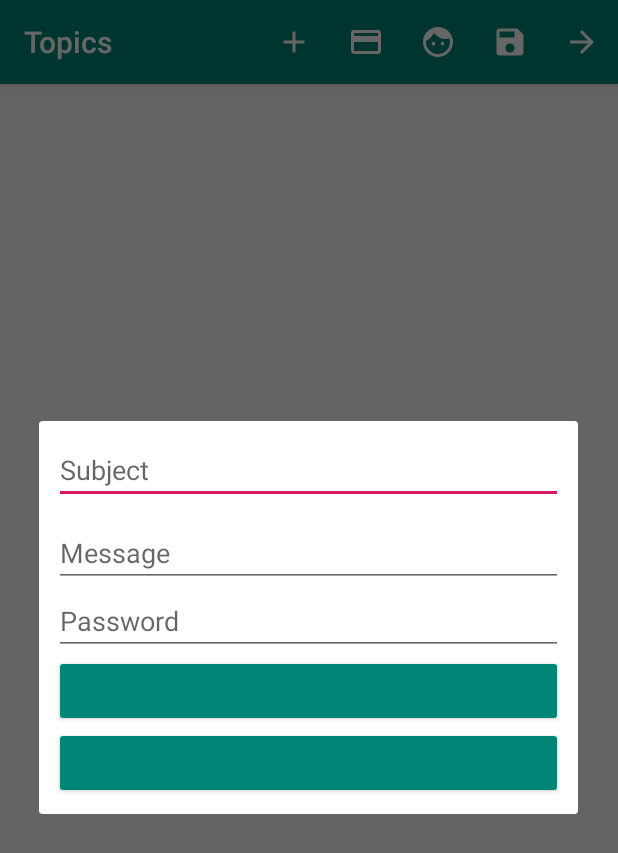
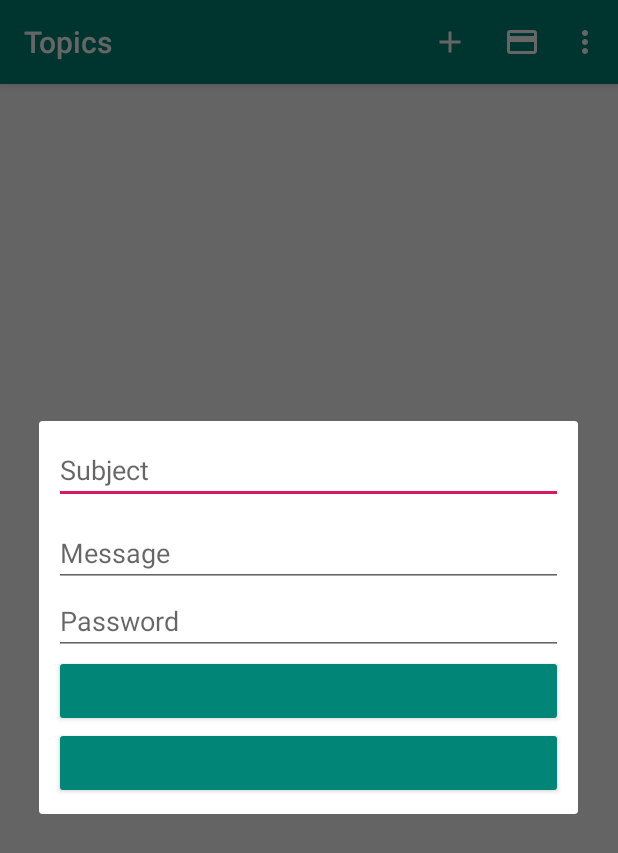
Before and after one commit to rm7370rf/EstherProject-Android, an Android app: the TopicListActivity screen opened directly, with no data from a screen before it, after a tap on "Topic", on a phone screen of 412 x 824 dp. Shown: the top 853 px of the screen. Run offline under Robolectric (Android 15) with nearby library versions, the phone set to English and light mode, and no system bars; our stand-ins replace ButterKnife, RxJava; libraries missing offline, so code that uses them is left out: com.ekalips.fancybuttonproj, io.realm, org.web3j.crypto; plain views replace FancyButton; 10 statements that could not run were skipped.

Commit message:
Changed showAsAction of several items

```diff
--- a/app/src/main/res/menu/menu_topic_list.xml
+++ b/app/src/main/res/menu/menu_topic_list.xml
@@ -13,15 +13,15 @@
     <item android:id="@+id/setUsername"
         android:icon="@drawable/ic_set_username"
         android:title="@string/set_username"
-        app:showAsAction="always"
+        app:showAsAction="ifRoom"
         tools:ignore="AlwaysShowAction" />
     <item android:id="@+id/backup"
         android:icon="@drawable/ic_backup"
         android:title="@string/backup"
-        app:showAsAction="always"
+        app:showAsAction="ifRoom"
         tools:ignore="AlwaysShowAction" />
     <item android:id="@+id/logout"
         android:icon="@drawable/ic_logout"
         android:title="@string/logout"
-        app:showAsAction="always"/>
+        app:showAsAction="ifRoom"/>
 </menu>
```
